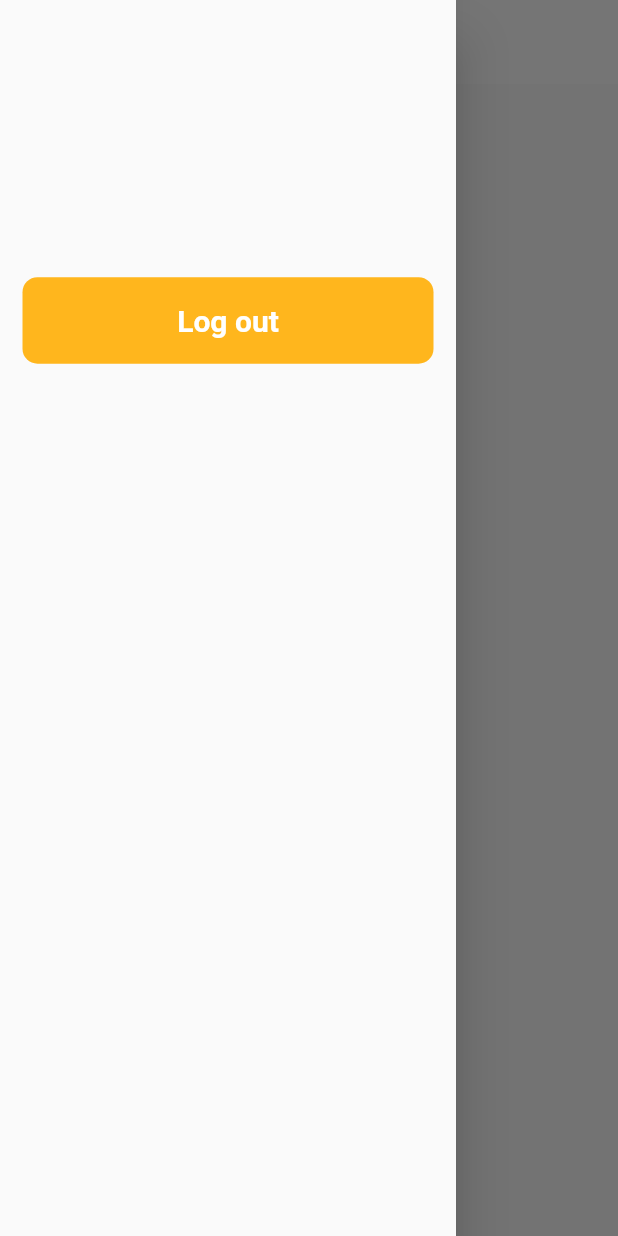
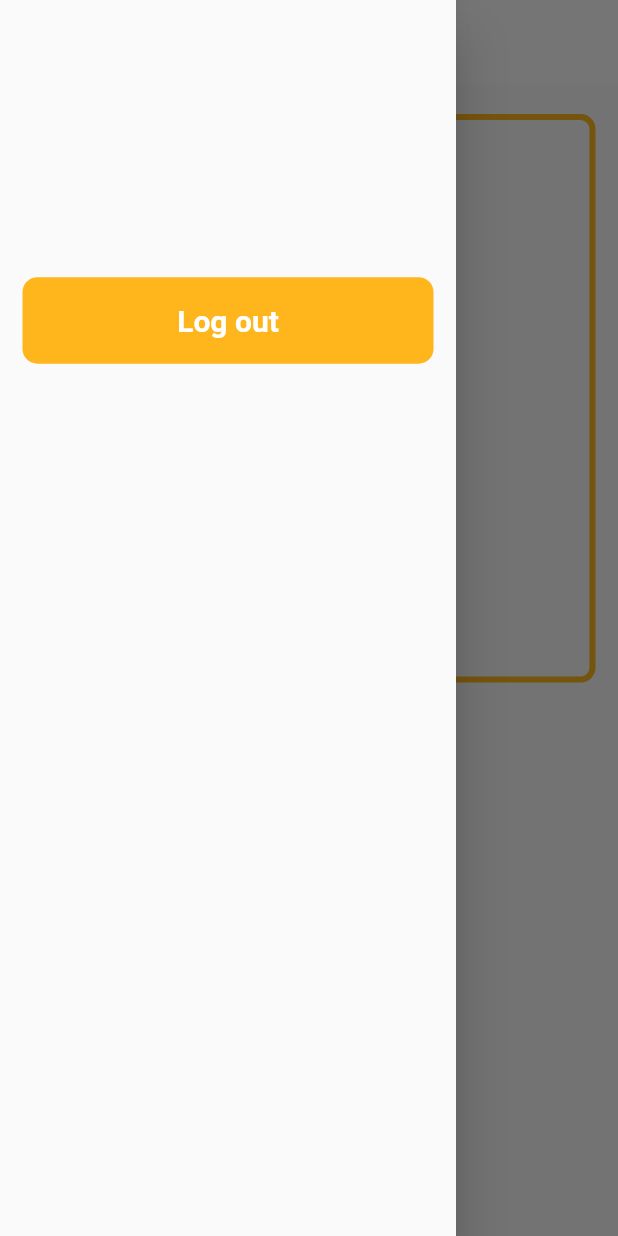
Before and after one commit to sj9102001/KasperTech-task, a Flutter app: the TaskPage screen opened by its route, with the side drawer open, on a phone screen of 412 x 824 dp. Run offline on Flutter 3.47's test engine with Material 2 defaults, Android fonts, the phone set to English and light mode, and no system bars; accounts and stored records are empty; network calls fail.

Commit message:
fixed detected problems

```diff
--- a/lib/common/dialogs.dart
+++ b/lib/common/dialogs.dart
@@ -1,4 +1,3 @@
-import 'package:flutter/cupertino.dart';
 import 'package:flutter/material.dart';
 
 enum DialogAction { yes, abort }
--- /dev/null
+++ b/lib/common/display_text.dart
@@ -0,0 +1,11 @@
+import 'package:flutter/material.dart';
+
+// ignore: must_be_immutable
+class DisplayText extends StatelessWidget {
+  DisplayText({Key? key, required this.title}) : super(key: key);
+  String title;
+  @override
+  Widget build(BuildContext context) {
+    return Text(title);
+  }
+}
--- a/lib/screens/login/login_page.dart
+++ b/lib/screens/login/login_page.dart
@@ -24,8 +24,8 @@ class LoginPage extends StatelessWidget {
         child: Column(
           crossAxisAlignment: CrossAxisAlignment.center,
           children: [
-            LogoWidget(),
-            LoginWelcomeTextWidget(),
+            const LogoWidget(),
+            const LoginWelcomeTextWidget(),
             LoginForm(),
           ],
         ),
--- a/lib/screens/login/login_welcome_text.dart
+++ b/lib/screens/login/login_welcome_text.dart
@@ -11,11 +11,11 @@ class LoginWelcomeTextWidget extends StatelessWidget {
 
     return Container(
       height: deviceSize.height * 0.11,
-      margin: EdgeInsets.symmetric(vertical: 0, horizontal: 15),
+      margin: const EdgeInsets.symmetric(vertical: 0, horizontal: 15),
       alignment: Alignment.topLeft,
       child: Column(crossAxisAlignment: CrossAxisAlignment.start, children: [
         Container(
-          margin: EdgeInsets.only(bottom: 5),
+          margin: const EdgeInsets.only(bottom: 5),
           child: const Text(
             'Let\'s Sign you in.',
             style: TextStyle(fontSize: 30, fontWeight: FontWeight.w700),
--- a/lib/screens/login/logo_widget.dart
+++ b/lib/screens/login/logo_widget.dart
@@ -9,7 +9,7 @@ class LogoWidget extends StatelessWidget {
     final deviceSize = MediaQuery.of(context).size;
     return Container(
       height: deviceSize.height * 0.3,
-      margin: EdgeInsets.only(bottom: 10),
+      margin: const EdgeInsets.only(bottom: 10),
       alignment: Alignment.topCenter,
       width: double.infinity,
       color: Colors.white,
--- a/lib/screens/signup/signup_page.dart
+++ b/lib/screens/signup/signup_page.dart
@@ -5,6 +5,7 @@ import 'package:provider/provider.dart';
 
 import 'package:kaspertechtask/common/dialogs.dart';
 
+// ignore: use_key_in_widget_constructors
 class SignupPage extends StatefulWidget {
   static const routeName = '/signup';
 
@@ -41,8 +42,7 @@ class _SignupPageState extends State<SignupPage> {
         }
       } catch (error) {
         //This dialog spins up when sign up is failed and shows the message
-        final value =
-            await Dialogs.customShowDialog(ctx, 'Oh wait', error.toString());
+        await Dialogs.customShowDialog(ctx, 'Oh wait', error.toString());
       }
     }
   }
@@ -147,6 +147,7 @@ class _SignupPageState extends State<SignupPage> {
                             if (value.toString().isEmpty) {
                               return 'Please enter password';
                             }
+                            return null;
                           }),
                     ),
                     Padding(
--- a/lib/screens/task/task_page.dart
+++ b/lib/screens/task/task_page.dart
@@ -1,6 +1,8 @@
 import 'package:flutter/material.dart';
+import 'package:kaspertechtask/common/display_text.dart';
 import 'package:kaspertechtask/common/drawer.dart';
 
+// ignore: use_key_in_widget_constructors, must_be_immutable
 class TaskPage extends StatelessWidget {
   var scaffoldKey = GlobalKey<ScaffoldState>();
   static const routeName = '/taskpage';
@@ -8,7 +10,7 @@ class TaskPage extends StatelessWidget {
   Widget build(BuildContext context) {
     return Scaffold(
       key: scaffoldKey,
-      drawer: CustomDrawer(),
+      drawer: const CustomDrawer(),
       appBar: AppBar(
           leading: IconButton(
             onPressed: () {
@@ -19,9 +21,40 @@ class TaskPage extends StatelessWidget {
           ),
           backgroundColor: Colors.white,
           elevation: 0),
-      body: Center(
-        child: Text('Task Page'),
+      body: Column(
+        children: const [
+          CurrentTask(),
+        ],
       ),
     );
   }
 }
+
+class CurrentTask extends StatelessWidget {
+  const CurrentTask({
+    Key? key,
+  }) : super(key: key);
+
+  @override
+  Widget build(BuildContext context) {
+    return Container(
+      margin: const EdgeInsets.symmetric(vertical: 20, horizontal: 15),
+      height: MediaQuery.of(context).size.height * 0.46,
+      width: double.infinity,
+      decoration: BoxDecoration(
+        border: Border.all(
+          color: const Color.fromARGB(255, 255, 182, 29),
+          width: 4,
+        ),
+        borderRadius: BorderRadius.circular(10),
+      ),
+      child: Column(
+        children: [
+          DisplayText(
+            title: 'Current Task',
+          )
+        ],
+      ),
+    );
+  }
+}
```
Also changed, not shown: lib/main.dart (+5 -5 lines), lib/screens/login/login_form.dart (+9 -10 lines), lib/splash.dart (+4 -4 lines).
